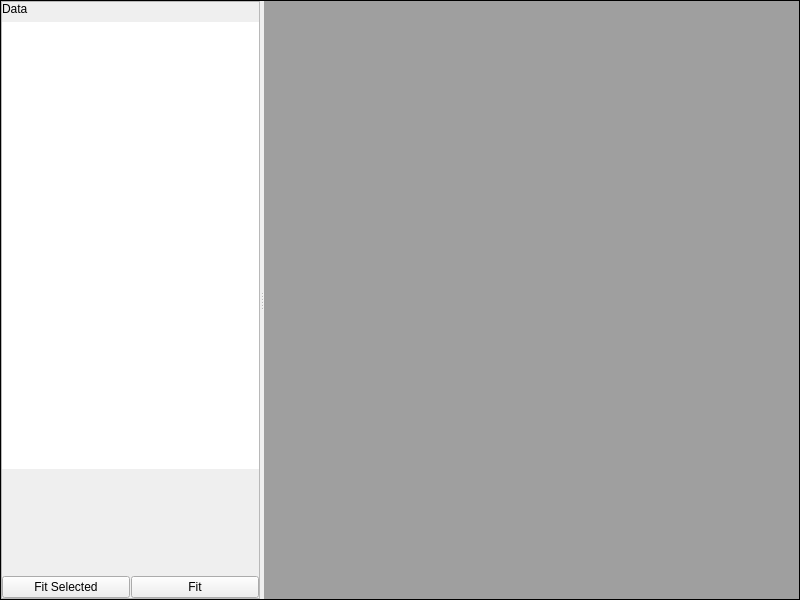
Above: FLIMfitLibrary/FLIMfitQT/fittingwidget.ui from flimfit/FLIMfit before the change. Below: the same form after it.
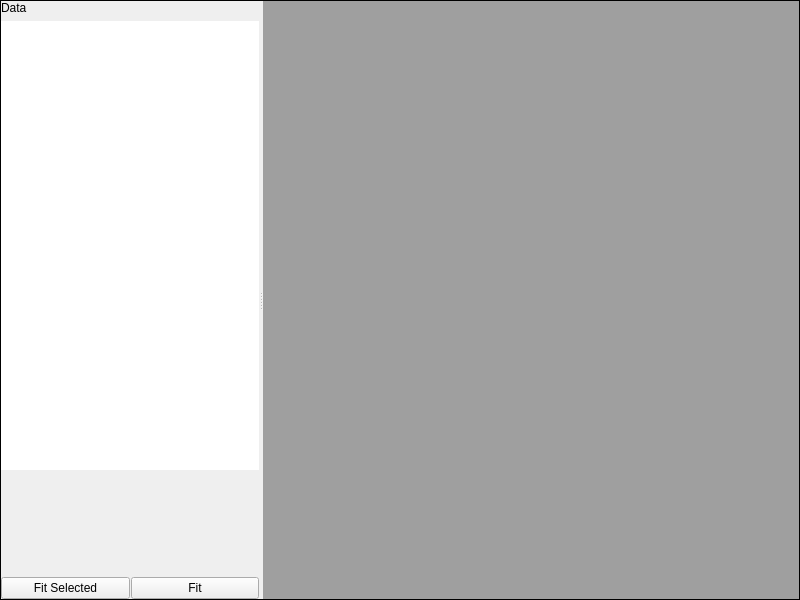
That is the form after the change. Custom widgets are drawn as their Qt base class.

The edit to the form file:
```diff
--- a/FLIMfitLibrary/FLIMfitQT/fittingwidget.ui
+++ b/FLIMfitLibrary/FLIMfitQT/fittingwidget.ui
@@ -42,7 +42,7 @@
      </property>
      <widget class="QFrame" name="frame">
       <property name="frameShape">
-       <enum>QFrame::StyledPanel</enum>
+       <enum>QFrame::NoFrame</enum>
       </property>
       <property name="frameShadow">
        <enum>QFrame::Raised</enum>
@@ -77,7 +77,7 @@
             <x>0</x>
             <y>0</y>
             <width>176</width>
-            <height>563</height>
+            <height>565</height>
            </rect>
           </property>
           <layout class="QVBoxLayout" name="verticalLayout_2">
```
Left out of the diff: 2 changed lines with no effect on the pictures.
